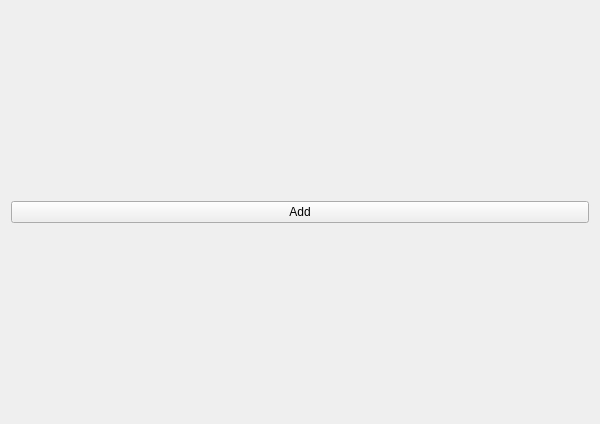
Old version of the form widgetdrag.ui in the repository VIPERWorld/WidgetDrag-Beautiful-Custom-List-View.
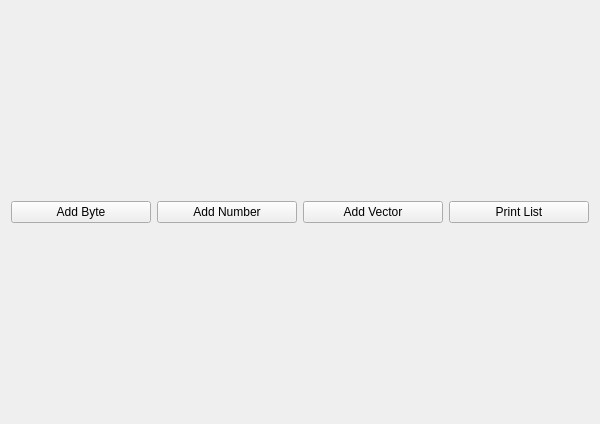
New version of the form.

Commit message: Linked vector items to master widget

```diff
--- a/widgetdrag.ui
+++ b/widgetdrag.ui
@@ -15,11 +15,36 @@
   </property>
   <layout class="QVBoxLayout" name="verticalLayout">
    <item>
-    <widget class="QPushButton" name="addButton">
-     <property name="text">
-      <string>Add</string>
-     </property>
-    </widget>
+    <layout class="QHBoxLayout" name="addButtonsLayout">
+     <item>
+      <widget class="QPushButton" name="addByteButton">
+       <property name="text">
+        <string>Add Byte</string>
+       </property>
+      </widget>
+     </item>
+     <item>
+      <widget class="QPushButton" name="addNumberButton">
+       <property name="text">
+        <string>Add Number</string>
+       </property>
+      </widget>
+     </item>
+     <item>
+      <widget class="QPushButton" name="addVectorButton">
+       <property name="text">
+        <string>Add Vector</string>
+       </property>
+      </widget>
+     </item>
+     <item>
+      <widget class="QPushButton" name="printListButton">
+       <property name="text">
+        <string>Print List</string>
+       </property>
+      </widget>
+     </item>
+    </layout>
    </item>
   </layout>
  </widget>
```
The commit also changes 8 other files.
